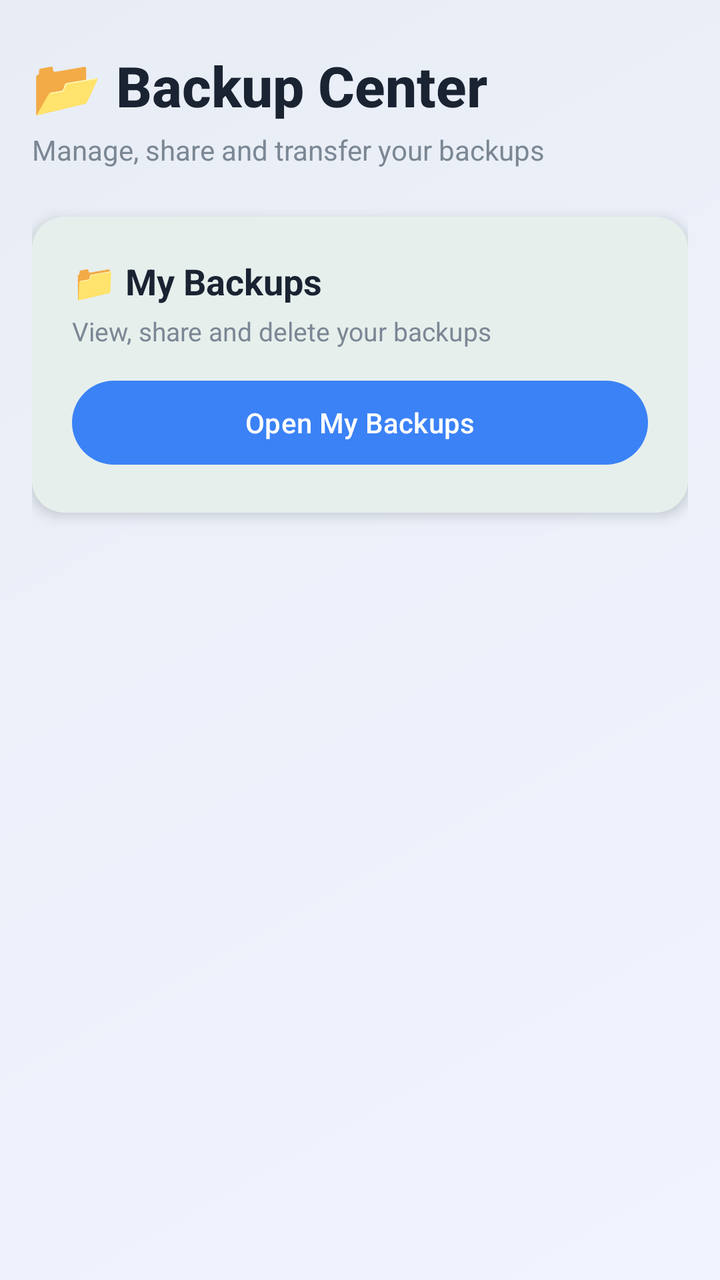
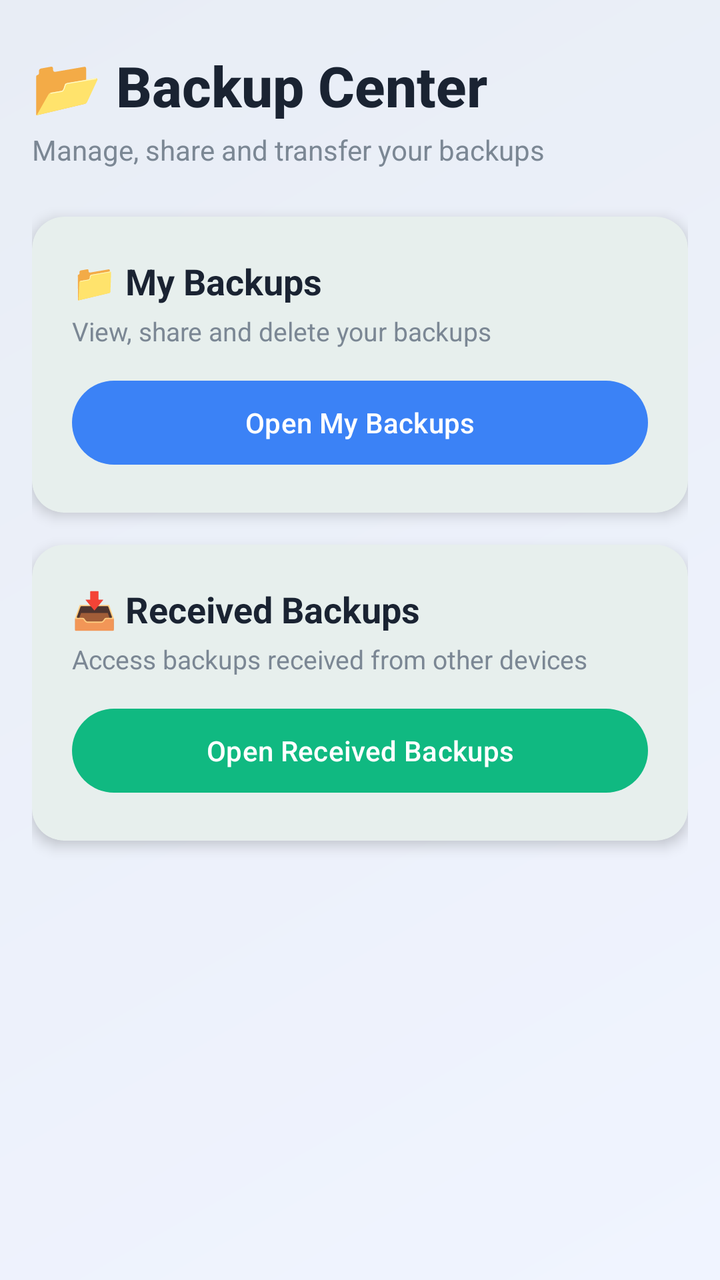

The first picture is an Android layout as it rendered before a commit; the second is the same layout after the commit. The layout source and the unified diff follow.
<!-- AndroidManifest.xml: application theme Theme.MilkDelivery -->
<!-- res/layout/activity_backup_center.xml -->
<?xml version="1.0" encoding="utf-8"?>
<LinearLayout xmlns:android="http://schemas.android.com/apk/res/android"
    xmlns:app="http://schemas.android.com/apk/res-auto"
    android:layout_width="match_parent"
    android:layout_height="match_parent"
    android:orientation="vertical"
    android:background="@drawable/gradient_background"
    android:padding="16dp">

    
    <LinearLayout
        android:layout_width="match_parent"
        android:layout_height="wrap_content"
        android:orientation="vertical"
        android:layout_marginTop="8dp"
        android:layout_marginBottom="24dp">

        <TextView
            android:layout_width="wrap_content"
            android:layout_height="wrap_content"
            android:text="📂 Backup Center"
            android:textSize="28sp"
            android:textStyle="bold"
            android:textColor="#1A2332"
            android:fontFamily="sans-serif-medium" />

        <TextView
            android:layout_width="wrap_content"
            android:layout_height="wrap_content"
            android:text="Manage, share and transfer your backups"
            android:textSize="14sp"
            android:textColor="#7B8794"
            android:layout_marginTop="4dp" />

    </LinearLayout>

    
    <com.google.android.material.card.MaterialCardView
        android:layout_width="match_parent"
        android:layout_height="wrap_content"
        android:layout_marginBottom="16dp"
        app:cardCornerRadius="16dp"
        app:cardElevation="4dp"
        app:cardBackgroundColor="#FFFFFF">

        <LinearLayout
            android:layout_width="match_parent"
            android:layout_height="wrap_content"
            android:orientation="vertical"
            android:padding="20dp">

            <TextView
                android:layout_width="wrap_content"
                android:layout_height="wrap_content"
                android:text="📁 My Backups"
                android:textStyle="bold"
                android:textSize="18sp"
                android:textColor="#1A2332" />

            <TextView
                android:layout_width="wrap_content"
                android:layout_height="wrap_content"
                android:text="View, share and delete your backups"
                android:textColor="#7B8794"
                android:textSize="13sp"
                android:layout_marginTop="4dp" />

            <Button
                android:id="@+id/btnMyBackups"
                android:layout_width="match_parent"
                android:layout_height="50dp"
                android:layout_marginTop="12dp"
                android:text="Open My Backups"
                android:textAllCaps="false"
                app:backgroundTint="#3B82F6" />

        </LinearLayout>

    </com.google.android.material.card.MaterialCardView>

    
    <com.google.android.material.card.MaterialCardView
        android:layout_width="match_parent"
        android:layout_height="wrap_content"
        android:layout_marginBottom="16dp"
        app:cardCornerRadius="16dp"
        app:cardElevation="4dp"
        android:visibility="gone"
        app:cardBackgroundColor="#FFFFFF">

        <LinearLayout
            android:layout_width="match_parent"
            android:layout_height="wrap_content"
            android:orientation="vertical"
            android:padding="20dp">

            <TextView
                android:layout_width="wrap_content"
                android:layout_height="wrap_content"
                android:text="📥 Received Backups"
                android:textStyle="bold"
                android:textSize="18sp"
                android:textColor="#1A2332" />

            <TextView
                android:layout_width="wrap_content"
                android:layout_height="wrap_content"
                android:text="Access backups received from other devices"
                android:textColor="#7B8794"
                android:textSize="13sp"
                android:layout_marginTop="4dp" />

            <Button
                android:id="@+id/btnReceivedBackups"
                android:layout_width="match_parent"
                android:layout_height="50dp"
                android:layout_marginTop="12dp"
                android:text="Open Received Backups"
                android:textAllCaps="false"
                app:backgroundTint="#10B981" />

        </LinearLayout>

    </com.google.android.material.card.MaterialCardView>

    
    <com.google.android.material.card.MaterialCardView
        android:layout_width="match_parent"
        android:layout_height="wrap_content"
        android:layout_marginBottom="16dp"
        app:cardCornerRadius="16dp"
        app:cardElevation="4dp"
        android:visibility="gone"
        app:cardBackgroundColor="#F1F5F9"
        android:alpha="0.6">

        <LinearLayout
            android:layout_width="match_parent"
            android:layout_height="wrap_content"
            android:orientation="vertical"
            android:padding="20dp">

            <TextView
                android:layout_width="wrap_content"
                android:layout_height="wrap_content"
                android:text="📶 WiFi Direct Transfer"
                android:textStyle="bold"
                android:textSize="18sp"
                android:textColor="#94A3B8" />

            <TextView
                android:layout_width="wrap_content"
                android:layout_height="wrap_content"
                android:text="Send or receive backups from nearby devices"
                android:textColor="#94A3B8"
                android:textSize="13sp"
                android:layout_marginTop="4dp" />

            <Button
                android:id="@+id/btnWifiDirect"
                android:layout_width="match_parent"
                android:layout_height="50dp"
                android:layout_marginTop="12dp"
                android:text="🔒 Coming Soon"
                android:textAllCaps="false"
                android:enabled="false"
                app:backgroundTint="#94A3B8" />

        </LinearLayout>

    </com.google.android.material.card.MaterialCardView>

</LinearLayout>
<!-- resources referenced by this layout -->
<resources>
  <!-- drawable gradient_background (drawable) -->
  <?xml version="1.0" encoding="utf-8"?>
  <shape xmlns:android="http://schemas.android.com/apk/res/android">
      <gradient
          android:startColor="#F0F4FF"
          android:endColor="#E8EDF5"
          android:angle="135" />
  </shape>
  <style name="Theme.MilkDelivery" parent="Theme.Material3.DayNight.NoActionBar">
          
          <item name="colorPrimary">@color/primary</item>
          <item name="colorPrimaryDark">@color/primary_dark</item>
          <item name="colorSecondary">@color/secondary</item>
          <item name="android:statusBarColor">@color/primary</item>
          <item name="android:windowLightStatusBar">false</item>
          
          
          <item name="colorSurface">@color/surface</item>
          <item name="colorOnSurface">@color/on_surface</item>
          <item name="android:windowBackground">@color/background</item>
          <item name="colorSurfaceVariant">@color/surface_variant</item>
          <item name="colorOnSurfaceVariant">@color/on_surface_variant</item>
          
          
          <item name="materialCardViewStyle">@style/Widget.Material3.CardView.Elevated</item>
      </style>
  <color name="primary">#005B41</color>
  <color name="primary_dark">#00402E</color>
  <color name="secondary">#03DAC6</color>
  <color name="surface">#FFFFFF</color>
  <color name="on_surface">#212121</color>
  <color name="background">#FAFAFA</color>
  <color name="surface_variant">#F4F4F4</color>
  <color name="on_surface_variant">#555555</color>
</resources>

<!-- the commit's change to res/layout/activity_backup_center.xml (unified diff, before → after) -->
@@ -85,7 +85,6 @@
         android:layout_marginBottom="16dp"
         app:cardCornerRadius="16dp"
         app:cardElevation="4dp"
-        android:visibility="gone"
         app:cardBackgroundColor="#FFFFFF">
 
         <LinearLayout
